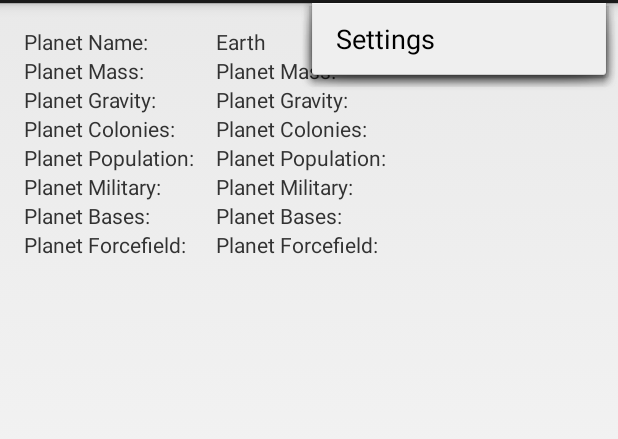
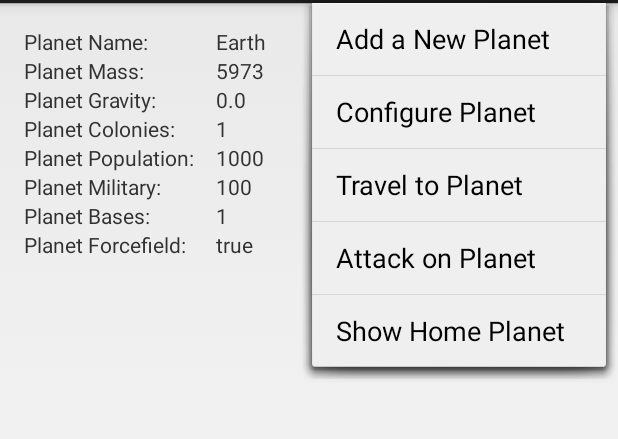
Before and after one commit to sliker/Android-Hello-World, an Android app: the screen it shows after launch (MainActivity), with the options menu open, on a phone screen of 412 x 824 dp, the part 69-508 px from its top. Run offline under Robolectric (Android 15) with nearby library versions, the phone set to English and light mode, and no system bars.

Commit message:
Métodos creados

```diff
--- a/Hello_World/src/main/AndroidManifest.xml
+++ b/Hello_World/src/main/AndroidManifest.xml
@@ -22,6 +22,10 @@
                 <category android:name="android.intent.category.LAUNCHER" />
             </intent-filter>
         </activity>
+        <activity
+            android:name="com.davidvu.hello_world.NewPlanet"
+            android:label="@string/title_activity_new_planet" >
+        </activity>
     </application>
 
 </manifest>
--- a/Hello_World/src/main/java/com/davidvu/hello_world/MainActivity.java
+++ b/Hello_World/src/main/java/com/davidvu/hello_world/MainActivity.java
@@ -25,6 +25,27 @@ public class MainActivity extends Activity {
     private void setStartUpScreenText() {
         TextView planetNameValue = (TextView)findViewById(R.id.dataView1);
         planetNameValue.setText(earth.planetName);
+
+        TextView planetMassValue = (TextView)findViewById(R.id.dataView2);
+        planetMassValue.setText(String.valueOf(earth.planetMass));
+
+        TextView planetGravityValue = (TextView)findViewById(R.id.dataView3);
+        planetGravityValue.setText(String.valueOf(earth.planetGravity));
+
+        TextView planetColoniesValue = (TextView)findViewById(R.id.dataView4);
+        planetColoniesValue.setText(String.valueOf(earth.planetColonies));
+
+        TextView planetPopulationValue = (TextView)findViewById(R.id.dataView5);
+        planetPopulationValue.setText(String.valueOf(earth.planetPopulation));
+
+        TextView planetMilitaryValue = (TextView)findViewById(R.id.dataView6);
+        planetMilitaryValue.setText(String.valueOf(earth.planetMilitary));
+
+        TextView planetBasesValue = (TextView)findViewById(R.id.dataView7);
+        planetBasesValue.setText(String.valueOf(earth.planetBases));
+
+        TextView planetForefieldValue = (TextView)findViewById(R.id.dataView8);
+        planetForefieldValue.setText(String.valueOf(earth.planetProtection));
     }
 
 
--- a/Hello_World/src/main/res/menu/main.xml
+++ b/Hello_World/src/main/res/menu/main.xml
@@ -1,6 +1,26 @@
 <menu xmlns:android="http://schemas.android.com/apk/res/android">
-    <item android:id="@+id/action_settings"
-        android:title="@string/action_settings"
+    <item android:id="@+id/menu_add"
+        android:title="@string/menu_add_planet"
         android:orderInCategory="100"
         android:showAsAction="never" />
+
+    <item android:id="@+id/menu_config"
+          android:title="@string/menu_config_planet"
+          android:orderInCategory="200"
+          android:showAsAction="never" />
+
+    <item android:id="@+id/menu_travel"
+          android:title="@string/menu_travel_planet"
+          android:orderInCategory="300"
+          android:showAsAction="never" />
+
+    <item android:id="@+id/menu_add"
+          android:title="@string/menu_attack_planet"
+          android:orderInCategory="400"
+          android:showAsAction="never" />
+
+    <item android:id="@+id/menu_home"
+          android:title="@string/menu_home_planet"
+          android:orderInCategory="500"
+          android:showAsAction="never" />
 </menu>
--- /dev/null
+++ b/Hello_World/src/main/res/menu/new_planet.xml
@@ -0,0 +1,6 @@
+<menu xmlns:android="http://schemas.android.com/apk/res/android">
+    <item android:id="@+id/action_settings"
+        android:title="@string/action_settings"
+        android:orderInCategory="100"
+        android:showAsAction="never" />
+</menu>
--- a/Hello_World/src/main/res/values/strings.xml
+++ b/Hello_World/src/main/res/values/strings.xml
@@ -12,5 +12,17 @@
     <string name="planet_military_label">Planet Military: </string>
     <string name="planet_bases_label">Planet Bases: </string>
     <string name="planet_forcefield_label">Planet Forcefield: </string>
+    <string name="menu_add_planet">Add a New Planet</string>
+    <string name="menu_config_planet">Configure Planet</string>
+    <string name="menu_travel_planet">Travel to Planet</string>
+    <string name="menu_attack_planet">Attack on Planet</string>
+    <string name="menu_home_planet">Show Home Planet</string>
+    <string name="title_activity_new_planet">NewPlanetActivity</string>
+    <string name="content_desc_earth">Planet Earth</string>
+    <string name="content_desc_mars">Planet Mars</string>
+    <string name="content_desc_venus">Planet Venus</string>
+    <string name="content_desc_jupiter">Planet Jupiter</string>
+    <string name="content_desc_saturn">Planet Saturn</string>
+    <string name="content_desc_neptune">Planet Neptune</string>
 
 </resources>
```
Also changed, not shown: Hello_World/src/main/java/com/davidvu/hello_world/NewPlanet.java (added, +23 -0 lines), Hello_World/src/main/res/layout/activity_add.xml (added, +19 -0 lines), 3 other files.
